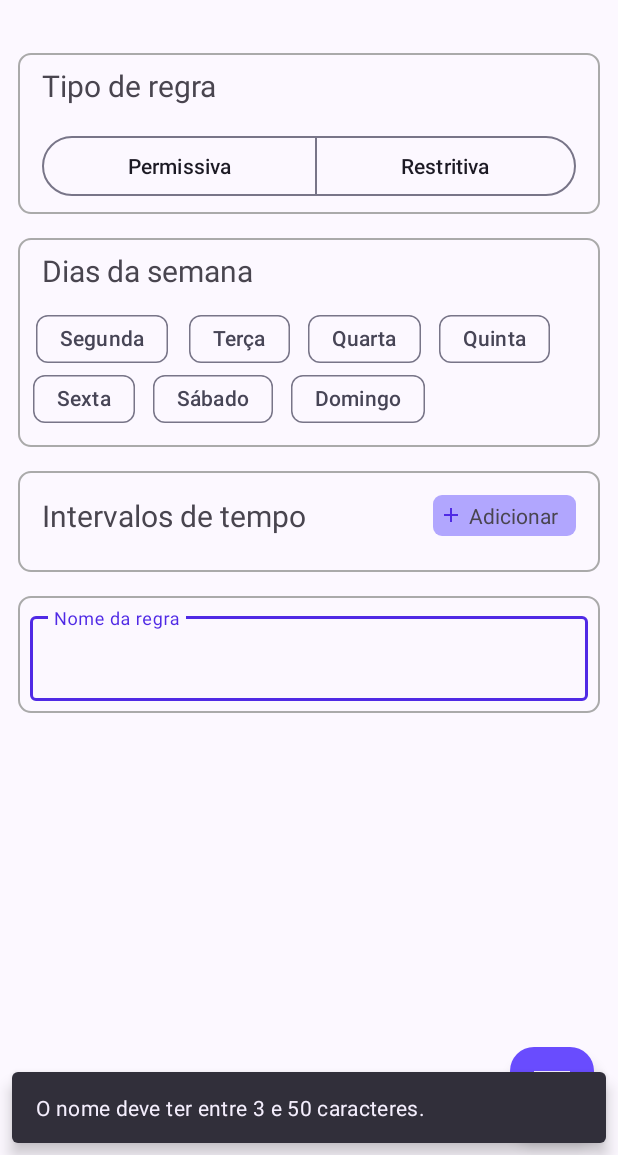
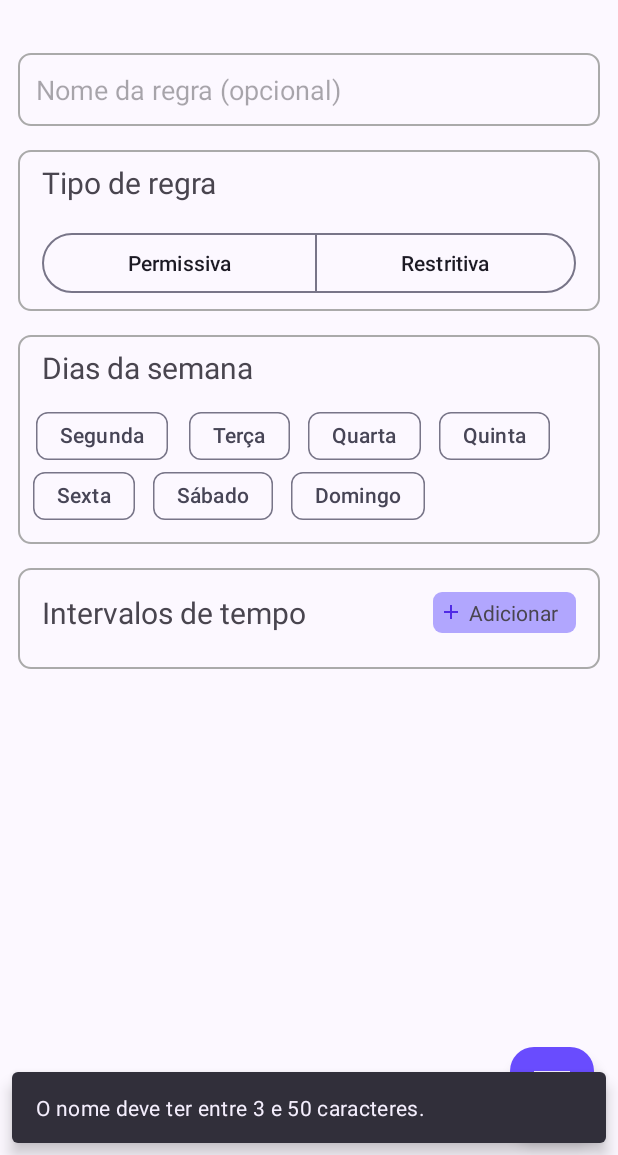
Before and after one commit to GilianMarques/ControleDeNotificacoes, an Android app: the screen it shows after launch (MainActivity), after a tap on "Botão de adicionar regra", on a phone screen of 412 x 824 dp, the part 81-1236 px from its top. Run offline under Robolectric (Android 15) with nearby library versions, the phone set to English and light mode, and no system bars; our stand-ins replace Dagger/Hilt's generated code; Roboto replaces fonts that are not available here.

Commit message:
Adicionada classe para gerar um nome padrão de regras que não foram nomeadas pelo usuário

```diff
--- a/app/src/main/java/dev/gmarques/controledenotificacoes/domain/model/enums/WeekDay.kt
+++ b/app/src/main/java/dev/gmarques/controledenotificacoes/domain/model/enums/WeekDay.kt
@@ -1,12 +1,12 @@
 package dev.gmarques.controledenotificacoes.domain.model.enums
 
 enum class WeekDay(val dayNumber: Int) {
-    SUNDAY(0),
     MONDAY(1),
     TUESDAY(2),
     WEDNESDAY(3),
     THURSDAY(4),
     FRIDAY(5),
-    SATURDAY(6);
+    SATURDAY(6),
+    SUNDAY(0);
 
 }
--- a/app/src/main/java/dev/gmarques/controledenotificacoes/presentation/MainActivity.kt
+++ b/app/src/main/java/dev/gmarques/controledenotificacoes/presentation/MainActivity.kt
@@ -7,7 +7,6 @@ import androidx.appcompat.app.AppCompatActivity
 import androidx.core.view.ViewCompat
 import androidx.core.view.WindowInsetsCompat
 import androidx.navigation.NavController
-import androidx.navigation.findNavController
 import androidx.navigation.fragment.NavHostFragment
 import dagger.hilt.android.AndroidEntryPoint
 import dev.gmarques.controledenotificacoes.R
@@ -23,7 +22,7 @@ class MainActivity : AppCompatActivity() {
 
     private val viewModel: MainActivityViewModel by viewModels()
     private lateinit var binding: ActivityMainBinding
-    lateinit var navController: NavController
+    private lateinit var navController: NavController
 
 
     override fun onCreate(savedInstanceState: Bundle?) {
--- a/app/src/main/java/dev/gmarques/controledenotificacoes/presentation/rule_fragment/AddRuleFragment.kt
+++ b/app/src/main/java/dev/gmarques/controledenotificacoes/presentation/rule_fragment/AddRuleFragment.kt
@@ -62,20 +62,19 @@ class AddRuleFragment : Fragment() {
 
     private fun setupFabAddRule() = with(binding) {
         fabAdd.setOnClickListener(AnimatedClickListener {
-            tilName.clearFocus()
+            edtName.clearFocus()
         })
     }
 
     private fun setupNameInput() = with(binding) {
-        tietName.setOnFocusChangeListener { _, hasFocus ->
+        edtName.setOnFocusChangeListener { _, hasFocus ->
             if (!hasFocus) {
-                validateName(tietName.text.toString())
+                validateName(edtName.text.toString())
             }
 
         }
     }
 
-    // TODO: passar pro fragmento e ver o todo do r8 + hilt
     private fun validateName(name: String) {
         val result = RuleValidator.validateName(name)
         if (result.isSuccess) {
@@ -84,7 +83,7 @@ class AddRuleFragment : Fragment() {
             when (val exception = result.exceptionOrNull()) {
                 is BlankNameException -> {
                     showErrorSnackBar(getString(R.string.O_nome_n_o_pode_ficar_em_branco))
-                    binding.tilName.error = getString(R.string.O_nome_n_o_pode_ficar_em_branco)
+                    binding.edtName.error = getString(R.string.O_nome_n_o_pode_ficar_em_branco)
                 }
 
                 is OutOfRangeException -> {
@@ -316,7 +315,7 @@ class AddRuleFragment : Fragment() {
             }
 
             with(it.ruleName) {
-                binding.tietName.setText(this)
+                binding.edtName.setText(this)
             }
         }
     }
--- a/app/src/main/res/layout/fragment_add_rule.xml
+++ b/app/src/main/res/layout/fragment_add_rule.xml
@@ -11,11 +11,11 @@
         android:id="@+id/fab_add"
         android:layout_width="wrap_content"
         android:layout_height="wrap_content"
+        android:layout_margin="16dp"
         android:clickable="true"
         android:contentDescription="@string/Bot_o_de_adicionar_regra"
         android:focusable="true"
         android:src="@drawable/vec_check"
-        android:layout_margin="16dp"
         app:layout_constraintBottom_toBottomOf="parent"
         app:layout_constraintEnd_toEndOf="parent" />
 
@@ -43,6 +43,18 @@
             android:orientation="vertical"
             app:layout_constraintBottom_toBottomOf="parent"
             app:layout_constraintTop_toBottomOf="@id/toolbar">
+
+            <EditText
+                android:id="@+id/edt_name"
+                style="@style/containers_margins"
+                android:layout_width="match_parent"
+                android:padding="12dp"
+                android:layout_height="wrap_content"
+                android:autofillHints="name"
+                android:background="@drawable/back_container"
+                android:hint="@string/Nome_da_regra_opcional"
+                android:inputType="textAutoComplete" />
+
 
             <LinearLayout
                 style="@style/containers_margins"
@@ -255,19 +267,6 @@
                 </LinearLayout>
             </LinearLayout>
 
-            <com.google.android.material.textfield.TextInputLayout
-                android:id="@+id/til_name"
-                style="@style/containers_margins"
-                android:layout_width="match_parent"
-                android:layout_height="wrap_content"
-                android:background="@drawable/back_container"
-                android:hint="@string/Nome_da_regra">
-
-                <com.google.android.material.textfield.TextInputEditText
-                    android:id="@+id/tiet_name"
-                    android:layout_width="match_parent"
-                    android:layout_height="wrap_content" />
-            </com.google.android.material.textfield.TextInputLayout>
 
         </LinearLayout>
 
```
Also changed, not shown: app/src/main/java/dev/gmarques/controledenotificacoes/plataform/usecase/GenerateRuleNameUseCase.kt (added, +66 -0 lines), app/src/main/res/values/strings.xml (+15 -1 lines), 1 other file.
